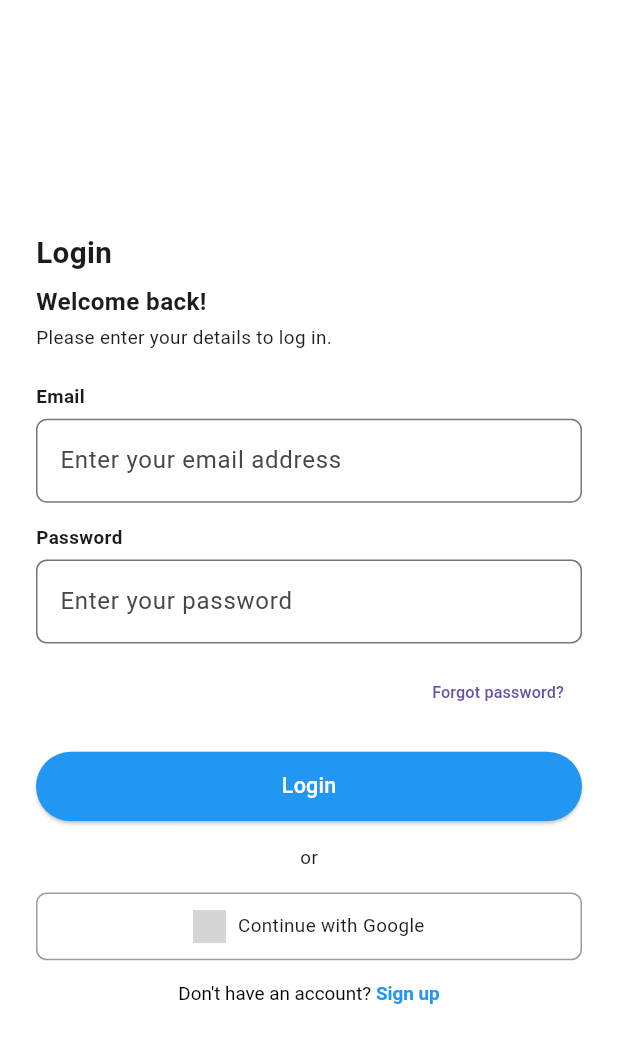
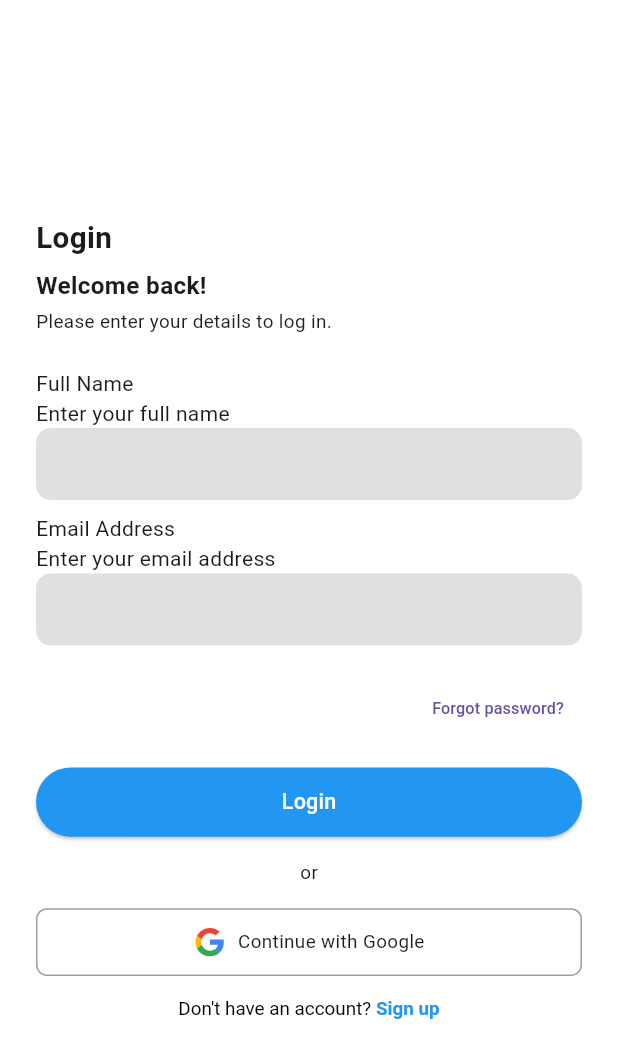
Before and after one commit to Momen-Yosri/yalla-dahab, a Flutter app: the screen it shows after launch, on a phone screen of 412 x 824 dp. Shown: the top 1058 px of the screen. Run offline on Flutter 3.47's test engine with Material 3 defaults, Android fonts, the phone set to English and light mode, and no system bars; our stand-ins replace flutter_screenutil, flutter_svg; project files that could hold a hidden picture were left out; grey boxes are pictures that could not be loaded.

Commit message:
Refactor LoginScreenView: replace TextFields with CustomTextField for improved UI and add full name input

```diff
--- a/lib/views/authentication/login/login_screen.dart
+++ b/lib/views/authentication/login/login_screen.dart
@@ -1,5 +1,8 @@
 import 'package:flutter/material.dart';
 import 'package:flutter_screenutil/flutter_screenutil.dart';
+import 'package:flutter_svg/flutter_svg.dart';
+
+import '../widgets/custom_text_field.dart';
 
 class LoginScreenView extends StatelessWidget {
   static const String routeName = "login_view";
@@ -29,28 +32,10 @@ class LoginScreenView extends StatelessWidget {
               style: TextStyle(fontSize: 14.sp),
             ),
             SizedBox(height: 24.h),
-            Text("Email", style: TextStyle(fontWeight: FontWeight.bold, fontSize: 14.sp)),
-            SizedBox(height: 6.h),
-            TextField(
-              decoration: InputDecoration(
-                hintText: "Enter your email address",
-                border: OutlineInputBorder(
-                  borderRadius: BorderRadius.circular(8.r),
-                ),
-              ),
-            ),
-            SizedBox(height: 16.h),
-            Text("Password", style: TextStyle(fontWeight: FontWeight.bold, fontSize: 14.sp)),
-            SizedBox(height: 6.h),
-            TextField(
-              obscureText: true,
-              decoration: InputDecoration(
-                hintText: "Enter your password",
-                border: OutlineInputBorder(
-                  borderRadius: BorderRadius.circular(8.r),
-                ),
-              ),
-            ),
+            CustomTextField(title: 'Full Name', labelText: 'Enter your full name'),
+            SizedBox(height: 10.h),
+          CustomTextField(title: 'Email Address', labelText: 'Enter your email address'),
+            SizedBox(height: 10.h),
             SizedBox(height: 10.h),
             Align(
               alignment: Alignment.centerRight,
@@ -89,8 +74,7 @@ class LoginScreenView extends StatelessWidget {
                 child: Row(
                   mainAxisAlignment: MainAxisAlignment.center,
                   children: [
-                    Image.network(
-                      "https://upload.wikimedia.org/wikipedia/commons/thumb/5/53/Google_%22G%22_Logo.svg/512px-Google_%22G%22_Logo.svg.png",
+                    SvgPicture.asset('assets/svg/google.svg',
                       height: 24.h,
                     ),
                     SizedBox(width: 8.w),
```
